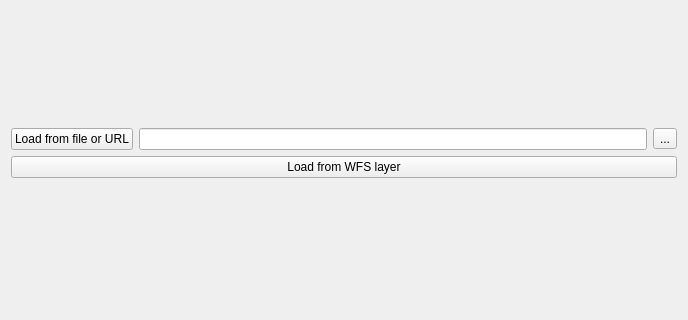
Qt form gml_application_schema_toolbox/ui/load_panel.ui (BRGM/gml_application_schema_toolbox) before a commit; both pictures show x 0 to 688 and y 522 to 842 of the 688 by 842 pixel window.
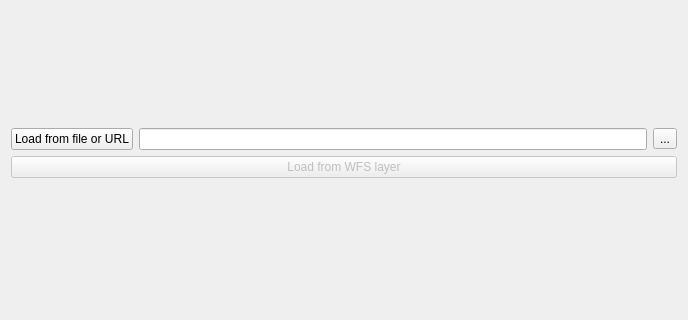
The same form after that commit. Custom widgets are drawn as their Qt base class.

Diff of the .ui file:
```diff
--- a/gml_application_schema_toolbox/ui/load_panel.ui
+++ b/gml_application_schema_toolbox/ui/load_panel.ui
@@ -372,6 +372,9 @@
    </item>
    <item>
     <widget class="QPushButton" name="loadButton">
+     <property name="enabled">
+      <bool>false</bool>
+     </property>
      <property name="text">
       <string>Load from WFS layer</string>
      </property>
```
Left out of the diff: 10 changed lines with no effect on the pictures.
